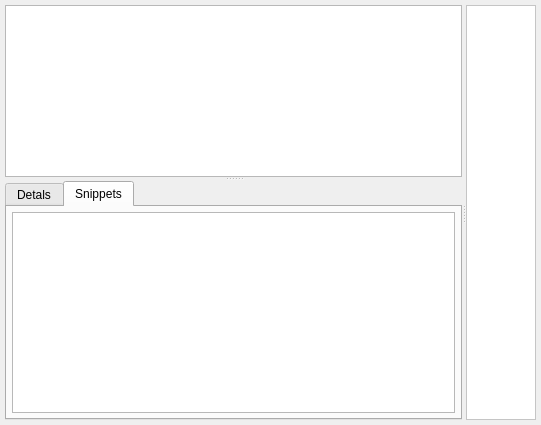
First picture: the form in PagePapers.ui, repository congchenutd/papernet, before the edit.
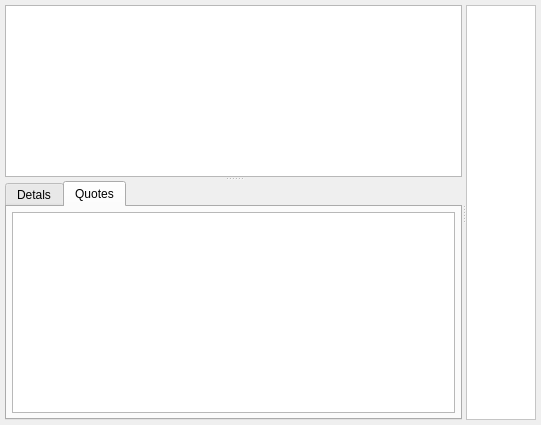
Second picture: the form after the edit. The open tabs and pages were chosen to show the change. Custom widgets are drawn as their Qt base class.

```diff
--- a/PagePapers.ui
+++ b/PagePapers.ui
@@ -135,7 +135,7 @@
        </widget>
        <widget class="QWidget" name="tabSnippets">
         <attribute name="title">
-         <string>Snippets</string>
+         <string>Quotes</string>
         </attribute>
         <layout class="QHBoxLayout" name="horizontalLayout_3">
          <property name="margin">
```
Left out of the diff: 10 changed lines with no effect on the pictures.
